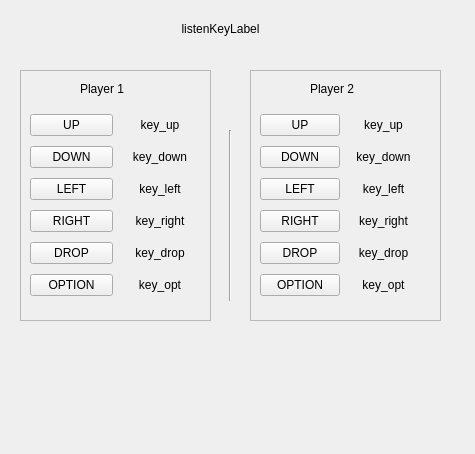
This is gui/ui/KeySettingsWidget.ui in contremaitre/BomberDude as Qt 5 draws it before an edit. The edited form follows.
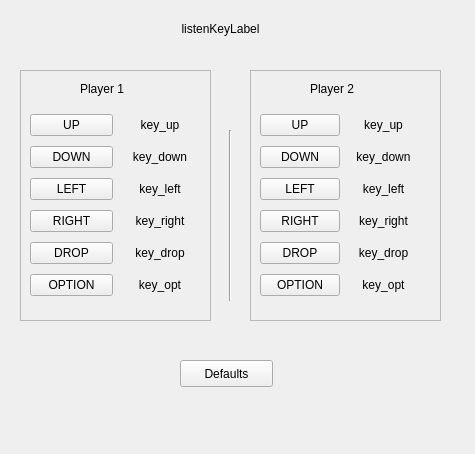
This is the edited form.

Commit message: key settings : add a button to reset to default keys

Patch:
```diff
--- a/gui/ui/KeySettingsWidget.ui
+++ b/gui/ui/KeySettingsWidget.ui
@@ -341,6 +341,19 @@
     <set>Qt::AlignCenter</set>
    </property>
   </widget>
+  <widget class="QPushButton" name="defaultButton">
+   <property name="geometry">
+    <rect>
+     <x>180</x>
+     <y>360</y>
+     <width>93</width>
+     <height>27</height>
+    </rect>
+   </property>
+   <property name="text">
+    <string>Defaults</string>
+   </property>
+  </widget>
  </widget>
  <resources/>
  <connections/>
```
The commit also changes 4 other files.
